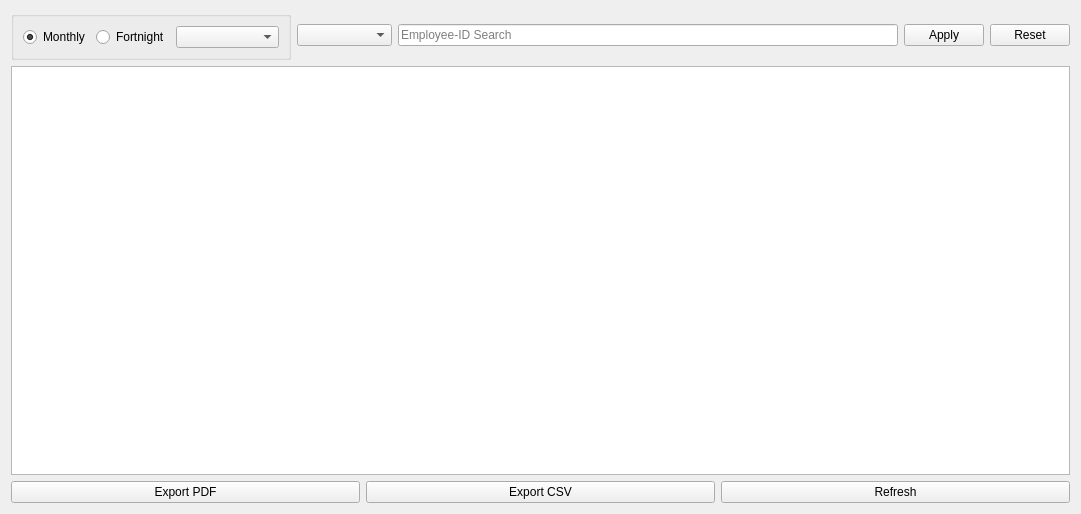
First picture: the form in UI/Dialogs/payroll_registers.ui, repository Justin-Kuchmy/JustPay_App, before the edit.
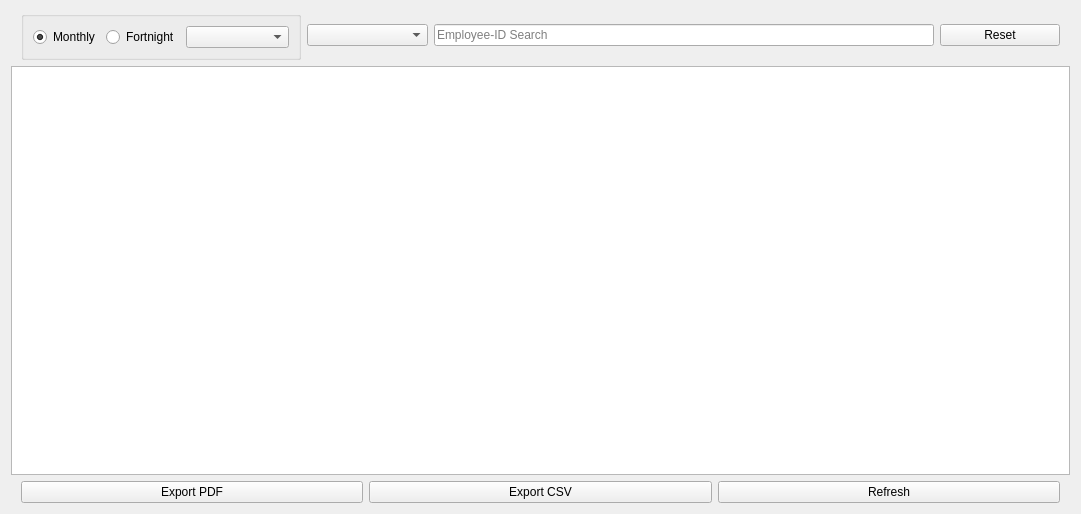
Second picture: the form after the edit.

The edit to the form file:
```diff
--- a/UI/Dialogs/payroll_registers.ui
+++ b/UI/Dialogs/payroll_registers.ui
@@ -27,6 +27,12 @@
     <layout class="QVBoxLayout" name="verticalLayout">
      <item>
       <layout class="QHBoxLayout" name="TopLayout">
+       <property name="leftMargin">
+        <number>10</number>
+       </property>
+       <property name="rightMargin">
+        <number>10</number>
+       </property>
        <item>
         <widget class="QGroupBox" name="groupBox">
          <property name="title">
@@ -48,6 +54,9 @@
             <property name="text">
              <string>Fortnight</string>
             </property>
+            <property name="checked">
+             <bool>false</bool>
+            </property>
            </widget>
           </item>
           <item>
@@ -80,13 +89,6 @@
          </property>
         </widget>
        </item>
-       <item>
-        <widget class="QPushButton" name="applyButton">
-         <property name="text">
-          <string>Apply</string>
-         </property>
-        </widget>
-       </item>
        <item>
         <widget class="QPushButton" name="resetButton">
          <property name="text">
@@ -131,6 +133,12 @@
      </item>
      <item>
       <layout class="QHBoxLayout" name="BottomLayout">
+       <property name="leftMargin">
+        <number>10</number>
+       </property>
+       <property name="rightMargin">
+        <number>10</number>
+       </property>
        <item>
         <widget class="QPushButton" name="exportPDFButton">
          <property name="text">
```
